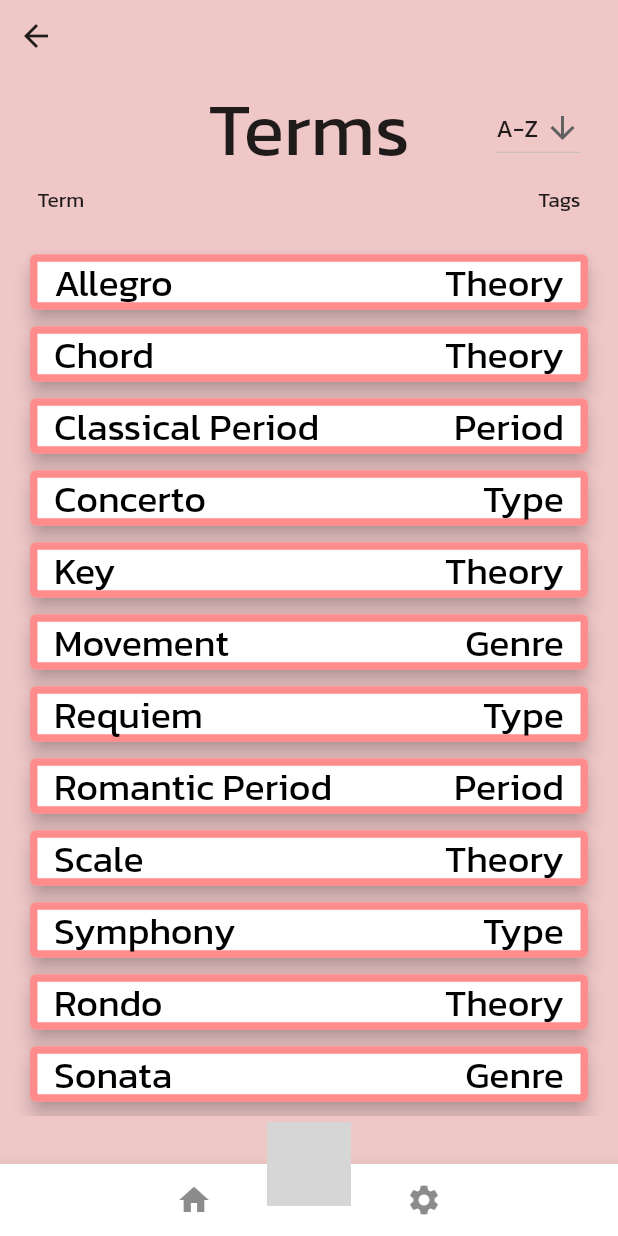
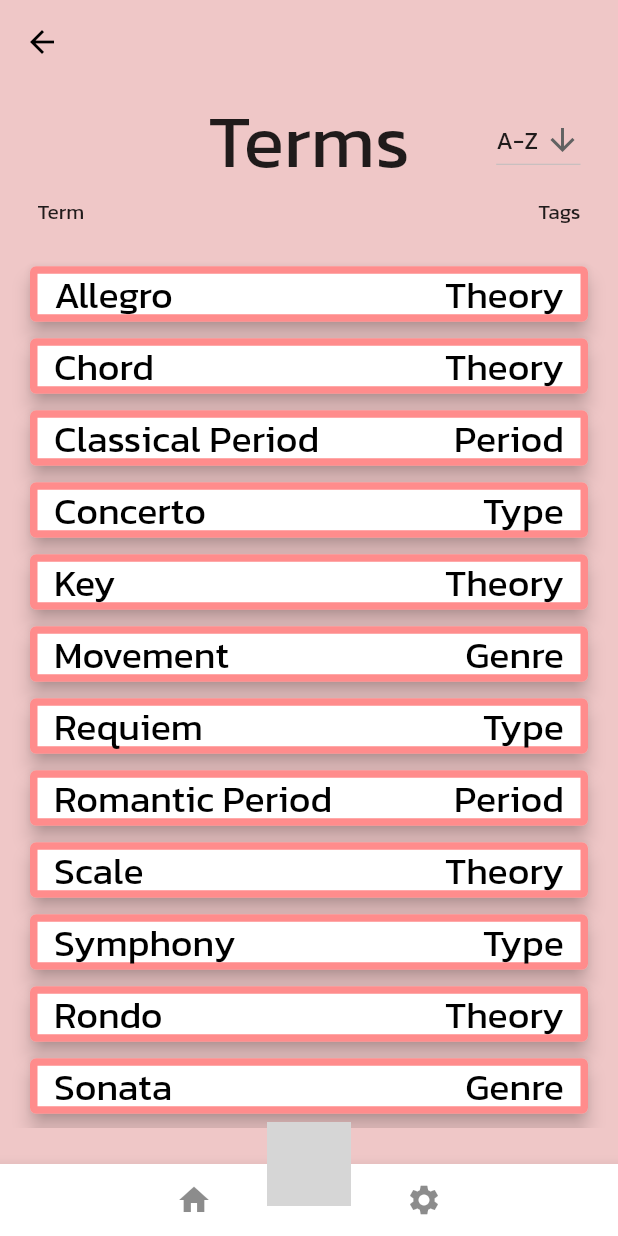
Before and after one commit to Alex-Laney/JuniorDesign2329, a Flutter app: the TermsScreen screen opened by its route, on a phone screen of 412 x 824 dp. Run offline on Flutter 3.47's test engine with Material 2 defaults, Android fonts, the phone set to English and light mode, and no system bars; our stand-ins replace animate_do, audio_video_progress_bar, hive, hive_flutter, just_audio, rxdart and 1 more; missing offline and left inert: circular_menu; accounts and stored records are empty; grey boxes are pictures that could not be loaded.

Commit message:
Add app bar with back button

```diff
--- a/lib/Musical-Terms/Musical-Terms.dart
+++ b/lib/Musical-Terms/Musical-Terms.dart
@@ -3,6 +3,8 @@ import 'package:flutter/material.dart';
 import 'package:artifact/Musical-Terms/Term.dart';
 import 'package:artifact/Musical-Terms/TermsDB.dart';
 import 'package:artifact/bottom_navigation_bar/circular_dial_menu.dart';
+
+import '../common_ui_components/default_app_bar.dart';
 
 class TermsScreen extends StatefulWidget {
   const TermsScreen({super.key});
@@ -26,15 +28,13 @@ class TermsScreenState extends State<TermsScreen> {
   @override
   Widget build(BuildContext context) {
     return Scaffold(
+        extendBodyBehindAppBar: true,
+        appBar: DefaultAppBar.build(context),
         backgroundColor: const Color.fromRGBO(239, 199, 199, 1),
         body: SafeArea(
           child: SingleChildScrollView(
             child: Column(
               children: <Widget>[
-                const Align(
-                  alignment: Alignment.topLeft,
-                  child: BackButton(),
-                ),
                 Center(
                   child: Column(
                     mainAxisSize: MainAxisSize.min,
--- a/lib/settings/help_menu.dart
+++ b/lib/settings/help_menu.dart
@@ -1,7 +1,8 @@
 import 'package:artifact/bottom_navigation_bar/bottom_button_bar.dart';
-import 'package:artifact/common_ui_components/default_app_bar.dart';
 import 'package:flutter/material.dart';
 import 'package:artifact/bottom_navigation_bar/circular_dial_menu.dart';
+
+import '../common_ui_components/default_app_bar.dart';
 
 class HelpScreen extends StatelessWidget {
   const HelpScreen({super.key});
--- a/lib/settings/settings_menu.dart
+++ b/lib/settings/settings_menu.dart
@@ -22,8 +22,9 @@ class _SettingsScreenState extends State<SettingsScreen> {
       textStyle: const TextStyle(fontSize: 20),
     );
     return Scaffold(
+      extendBodyBehindAppBar: true,
+      appBar: DefaultAppBar.build(context),
       backgroundColor: const Color.fromRGBO(255, 214, 153, 1),
-      appBar: DefaultAppBar.build(context),
       body: Center(
         child: Column(
           mainAxisAlignment: MainAxisAlignment.spaceEvenly,
```
Also changed, not shown: lib/settings/about_screen.dart (+3 -7 lines), lib/settings/help_menus/composers_help.dart (+3 -4 lines), lib/settings/help_menus/musical_terms_help.dart (+3 -4 lines), lib/settings/help_menus/quizzes_help.dart (+3 -4 lines), lib/settings/help_menus/works_help.dart (+3 -4 lines).
